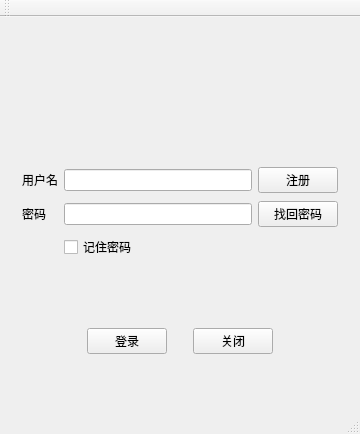
This is login.ui in lixiaojia2017/libclient as Qt 5 draws it before an edit. The edited form follows.
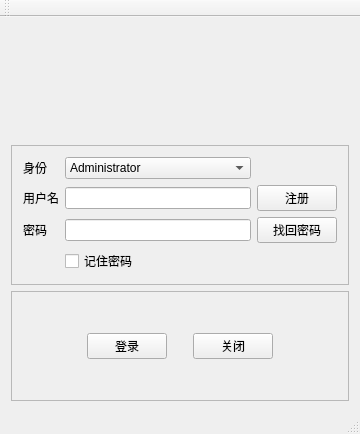
This is the edited form. Icons and pictures are not drawn.

```diff
--- a/login.ui
+++ b/login.ui
@@ -88,60 +88,99 @@
      </widget>
     </item>
     <item>
-     <widget class="QWidget" name="widget_2" native="true">
+     <widget class="QFrame" name="frame">
+      <property name="frameShape">
+       <enum>QFrame::StyledPanel</enum>
+      </property>
+      <property name="frameShadow">
+       <enum>QFrame::Raised</enum>
+      </property>
+      <layout class="QGridLayout" name="gridLayout_2">
+       <item row="0" column="0">
       <layout class="QGridLayout" name="gridLayout">
-       <item row="2" column="1">
-        <widget class="QCheckBox" name="rem_password">
+         <item row="0" column="0">
+          <widget class="QLabel" name="label_2">
          <property name="text">
-          <string>记住密码</string>
+            <string>身份</string>
+           </property>
+          </widget>
+         </item>
+         <item row="0" column="1">
+          <widget class="QComboBox" name="identity">
+           <item>
+            <property name="text">
+             <string>Administrator</string>
+            </property>
+           </item>
+           <item>
+            <property name="text">
+             <string>reader</string>
+            </property>
+           </item>
+          </widget>
+         </item>
+         <item row="1" column="0">
+          <widget class="QLabel" name="label_username">
+           <property name="text">
+            <string>用户名</string>
          </property>
         </widget>
        </item>
        <item row="1" column="1">
+          <widget class="QLineEdit" name="LE_username"/>
+         </item>
+         <item row="1" column="2">
+          <widget class="QPushButton" name="new_2">
+           <property name="text">
+            <string>注册</string>
+           </property>
+          </widget>
+         </item>
+         <item row="2" column="0">
+          <widget class="QLabel" name="label_password">
+           <property name="text">
+            <string>密码</string>
+           </property>
+          </widget>
+         </item>
+         <item row="2" column="1">
         <widget class="QLineEdit" name="LE_password">
          <property name="echoMode">
           <enum>QLineEdit::Password</enum>
          </property>
         </widget>
        </item>
-       <item row="1" column="0">
-        <widget class="QLabel" name="label_password">
-         <property name="text">
-          <string>密码</string>
-         </property>
-        </widget>
-       </item>
-       <item row="1" column="2">
+         <item row="2" column="2">
         <widget class="QPushButton" name="find_password">
          <property name="text">
           <string>找回密码</string>
          </property>
         </widget>
        </item>
-       <item row="0" column="2">
-        <widget class="QPushButton" name="new_2">
+         <item row="3" column="1">
+          <widget class="QCheckBox" name="rem_password">
          <property name="text">
-          <string>注册</string>
+            <string>记住密码</string>
          </property>
         </widget>
        </item>
-       <item row="0" column="0">
-        <widget class="QLabel" name="label_username">
-         <property name="text">
-          <string>用户名</string>
-         </property>
-        </widget>
+        </layout>
        </item>
-       <item row="0" column="1">
-        <widget class="QLineEdit" name="LE_username"/>
-       </item>
       </layout>
      </widget>
     </item>
     <item>
-     <widget class="QWidget" name="widget_3" native="true">
-      <layout class="QHBoxLayout" name="horizontalLayout_2">
-       <item>
+     <widget class="QFrame" name="frame_2">
+      <property name="frameShape">
+       <enum>QFrame::StyledPanel</enum>
+      </property>
+      <property name="frameShadow">
+       <enum>QFrame::Raised</enum>
+      </property>
+      <layout class="QGridLayout" name="gridLayout_4">
+       <item row="0" column="0">
+        <layout class="QGridLayout" name="gridLayout_3">
+         <item row="0" column="0">
         <spacer name="horizontalSpacer_3">
          <property name="orientation">
           <enum>Qt::Horizontal</enum>
@@ -154,14 +193,14 @@
          </property>
         </spacer>
        </item>
-       <item>
+         <item row="0" column="1">
         <widget class="QPushButton" name="LI">
          <property name="text">
           <string>登录</string>
          </property>
         </widget>
        </item>
-       <item>
+         <item row="0" column="2">
         <spacer name="horizontalSpacer_4">
          <property name="orientation">
           <enum>Qt::Horizontal</enum>
@@ -177,14 +216,14 @@
          </property>
         </spacer>
        </item>
-       <item>
+         <item row="0" column="3">
         <widget class="QPushButton" name="close">
          <property name="text">
           <string>关闭</string>
          </property>
         </widget>
        </item>
-       <item>
+         <item row="0" column="4">
         <spacer name="horizontalSpacer_5">
          <property name="orientation">
           <enum>Qt::Horizontal</enum>
@@ -198,6 +237,8 @@
         </spacer>
        </item>
       </layout>
+       </item>
+      </layout>
      </widget>
     </item>
    </layout>
```
Left out of the diff: 19 changed lines with no effect on the pictures. Lines whose indentation alone changed are shown as unchanged.
